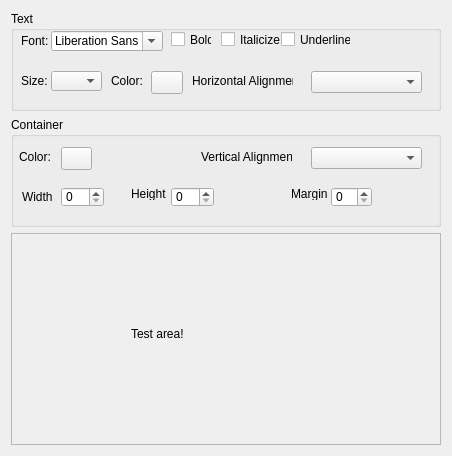
This is src/StyleSettingsWidget.ui in IDREsandbox/vsim as Qt 5 draws it before an edit. The edited form follows.
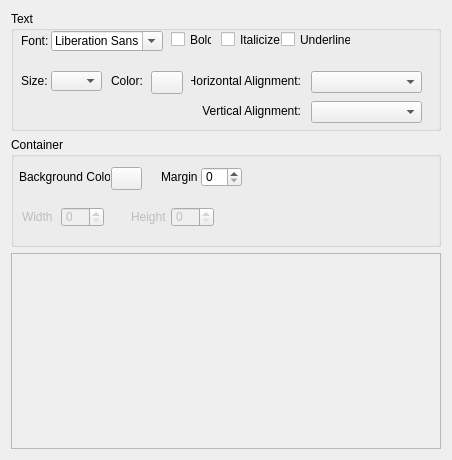
This is the edited form.

Commit message: label styles

The edit to the form file:
```diff
--- a/src/StyleSettingsWidget.ui
+++ b/src/StyleSettingsWidget.ui
@@ -7,19 +7,164 @@
     <x>0</x>
     <y>0</y>
     <width>448</width>
-    <height>456</height>
+    <height>460</height>
    </rect>
   </property>
   <property name="windowTitle">
    <string>Form</string>
   </property>
   <layout class="QGridLayout" name="gridLayout">
+   <item row="2" column="0">
+    <widget class="QFrame" name="previewFrame">
+     <property name="sizePolicy">
+      <sizepolicy hsizetype="Preferred" vsizetype="Preferred">
+       <horstretch>0</horstretch>
+       <verstretch>1</verstretch>
+      </sizepolicy>
+     </property>
+     <property name="frameShape">
+      <enum>QFrame::StyledPanel</enum>
+     </property>
+     <property name="frameShadow">
+      <enum>QFrame::Raised</enum>
+     </property>
+    </widget>
+   </item>
+   <item row="1" column="0">
+    <widget class="QGroupBox" name="bod">
+     <property name="minimumSize">
+      <size>
+       <width>430</width>
+       <height>110</height>
+      </size>
+     </property>
+     <property name="title">
+      <string>Container</string>
+     </property>
+     <widget class="QPushButton" name="colorPicker_bg">
+      <property name="geometry">
+       <rect>
+        <x>100</x>
+        <y>30</y>
+        <width>31</width>
+        <height>23</height>
+       </rect>
+      </property>
+      <property name="text">
+       <string/>
+      </property>
+     </widget>
+     <widget class="QSpinBox" name="width">
+      <property name="enabled">
+       <bool>false</bool>
+      </property>
+      <property name="geometry">
+       <rect>
+        <x>50</x>
+        <y>70</y>
+        <width>43</width>
+        <height>20</height>
+       </rect>
+      </property>
+      <property name="maximum">
+       <number>500</number>
+      </property>
+     </widget>
+     <widget class="QSpinBox" name="height">
+      <property name="enabled">
+       <bool>false</bool>
+      </property>
+      <property name="geometry">
+       <rect>
+        <x>160</x>
+        <y>70</y>
+        <width>43</width>
+        <height>20</height>
+       </rect>
+      </property>
+      <property name="maximum">
+       <number>500</number>
+      </property>
+     </widget>
+     <widget class="QSpinBox" name="margin">
+      <property name="geometry">
+       <rect>
+        <x>190</x>
+        <y>30</y>
+        <width>41</width>
+        <height>20</height>
+       </rect>
+      </property>
+      <property name="maximum">
+       <number>200</number>
+      </property>
+     </widget>
+     <widget class="QLabel" name="label_4">
+      <property name="geometry">
+       <rect>
+        <x>8</x>
+        <y>30</y>
+        <width>91</width>
+        <height>20</height>
+       </rect>
+      </property>
+      <property name="text">
+       <string>Background Color:</string>
+      </property>
+     </widget>
+     <widget class="QLabel" name="label_6">
+      <property name="enabled">
+       <bool>false</bool>
+      </property>
+      <property name="geometry">
+       <rect>
+        <x>11</x>
+        <y>70</y>
+        <width>31</width>
+        <height>20</height>
+       </rect>
+      </property>
+      <property name="text">
+       <string>Width:</string>
+      </property>
+     </widget>
+     <widget class="QLabel" name="label_7">
+      <property name="enabled">
+       <bool>false</bool>
+      </property>
+      <property name="geometry">
+       <rect>
+        <x>120</x>
+        <y>70</y>
+        <width>35</width>
+        <height>20</height>
+       </rect>
+      </property>
+      <property name="text">
+       <string>Height:</string>
+      </property>
+     </widget>
+     <widget class="QLabel" name="label_8">
+      <property name="geometry">
+       <rect>
+        <x>150</x>
+        <y>30</y>
+        <width>36</width>
+        <height>20</height>
+       </rect>
+      </property>
+      <property name="text">
+       <string>Margin:</string>
+      </property>
+     </widget>
+    </widget>
+   </item>
    <item row="0" column="0">
     <widget class="QGroupBox" name="Header1">
      <property name="minimumSize">
       <size>
        <width>430</width>
-       <height>100</height>
+       <height>120</height>
       </size>
      </property>
      <property name="title">
@@ -97,15 +242,18 @@
      <widget class="QLabel" name="label_3">
       <property name="geometry">
        <rect>
-        <x>181</x>
+        <x>180</x>
         <y>60</y>
-        <width>101</width>
+        <width>110</width>
         <height>20</height>
        </rect>
       </property>
       <property name="text">
        <string>Horizontal Alignment:</string>
       </property>
+      <property name="alignment">
+       <set>Qt::AlignRight|Qt::AlignTrailing|Qt::AlignVCenter</set>
+      </property>
      </widget>
      <widget class="QCheckBox" name="bold">
       <property name="geometry">
@@ -159,6 +307,32 @@
        <string>Size:</string>
       </property>
      </widget>
+     <widget class="QComboBox" name="valign">
+      <property name="geometry">
+       <rect>
+        <x>300</x>
+        <y>90</y>
+        <width>111</width>
+        <height>22</height>
+       </rect>
+      </property>
+     </widget>
+     <widget class="QLabel" name="label_5">
+      <property name="geometry">
+       <rect>
+        <x>180</x>
+        <y>90</y>
+        <width>110</width>
+        <height>20</height>
+       </rect>
+      </property>
+      <property name="text">
+       <string>Vertical Alignment:</string>
+      </property>
+      <property name="alignment">
+       <set>Qt::AlignRight|Qt::AlignTrailing|Qt::AlignVCenter</set>
+      </property>
+     </widget>
      <zorder>label_2</zorder>
      <zorder>fontLabel</zorder>
      <zorder>fontBox</zorder>
@@ -170,175 +344,8 @@
      <zorder>italicize</zorder>
      <zorder>underline</zorder>
      <zorder>label</zorder>
-    </widget>
-   </item>
-   <item row="2" column="0">
-    <widget class="QFrame" name="frame">
-     <property name="sizePolicy">
-      <sizepolicy hsizetype="Preferred" vsizetype="Preferred">
-       <horstretch>0</horstretch>
-       <verstretch>1</verstretch>
-      </sizepolicy>
-     </property>
-     <property name="frameShape">
-      <enum>QFrame::StyledPanel</enum>
-     </property>
-     <property name="frameShadow">
-      <enum>QFrame::Raised</enum>
-     </property>
-     <widget class="QLabel" name="prev">
-      <property name="geometry">
-       <rect>
-        <x>120</x>
-        <y>80</y>
-        <width>151</width>
-        <height>41</height>
-       </rect>
-      </property>
-      <property name="text">
-       <string>Test area!</string>
-      </property>
-     </widget>
-    </widget>
-   </item>
-   <item row="1" column="0">
-    <widget class="QGroupBox" name="bod">
-     <property name="minimumSize">
-      <size>
-       <width>430</width>
-       <height>110</height>
-      </size>
-     </property>
-     <property name="title">
-      <string>Container</string>
-     </property>
-     <widget class="QPushButton" name="colorPicker_bg">
-      <property name="geometry">
-       <rect>
-        <x>50</x>
-        <y>30</y>
-        <width>31</width>
-        <height>23</height>
-       </rect>
-      </property>
-      <property name="text">
-       <string/>
-      </property>
-     </widget>
-     <widget class="QSpinBox" name="width">
-      <property name="geometry">
-       <rect>
-        <x>50</x>
-        <y>70</y>
-        <width>43</width>
-        <height>20</height>
-       </rect>
-      </property>
-      <property name="maximum">
-       <number>500</number>
-      </property>
-     </widget>
-     <widget class="QSpinBox" name="height">
-      <property name="geometry">
-       <rect>
-        <x>160</x>
-        <y>70</y>
-        <width>43</width>
-        <height>20</height>
-       </rect>
-      </property>
-      <property name="maximum">
-       <number>500</number>
-      </property>
-     </widget>
-     <widget class="QSpinBox" name="margin">
-      <property name="geometry">
-       <rect>
-        <x>320</x>
-        <y>70</y>
-        <width>41</width>
-        <height>20</height>
-       </rect>
-      </property>
-      <property name="maximum">
-       <number>200</number>
-      </property>
-     </widget>
-     <widget class="QLabel" name="label_4">
-      <property name="geometry">
-       <rect>
-        <x>8</x>
-        <y>30</y>
-        <width>31</width>
-        <height>20</height>
-       </rect>
-      </property>
-      <property name="text">
-       <string>Color:</string>
-      </property>
-     </widget>
-     <widget class="QComboBox" name="justify_2">
-      <property name="geometry">
-       <rect>
-        <x>300</x>
-        <y>30</y>
-        <width>111</width>
-        <height>22</height>
-       </rect>
-      </property>
-     </widget>
-     <widget class="QLabel" name="label_5">
-      <property name="geometry">
-       <rect>
-        <x>190</x>
-        <y>30</y>
-        <width>91</width>
-        <height>20</height>
-       </rect>
-      </property>
-      <property name="text">
-       <string>Vertical Alignment:</string>
-      </property>
-     </widget>
-     <widget class="QLabel" name="label_6">
-      <property name="geometry">
-       <rect>
-        <x>11</x>
-        <y>70</y>
-        <width>31</width>
-        <height>20</height>
-       </rect>
-      </property>
-      <property name="text">
-       <string>Width:</string>
-      </property>
-     </widget>
-     <widget class="QLabel" name="label_7">
-      <property name="geometry">
-       <rect>
-        <x>120</x>
-        <y>70</y>
-        <width>35</width>
-        <height>13</height>
-       </rect>
-      </property>
-      <property name="text">
-       <string>Height:</string>
-      </property>
-     </widget>
-     <widget class="QLabel" name="label_8">
-      <property name="geometry">
-       <rect>
-        <x>280</x>
-        <y>70</y>
-        <width>36</width>
-        <height>13</height>
-       </rect>
-      </property>
-      <property name="text">
-       <string>Margin:</string>
-      </property>
-     </widget>
+     <zorder>valign</zorder>
+     <zorder>label_5</zorder>
     </widget>
    </item>
   </layout>
```
Left out of the diff: 4 changed lines with no effect on the pictures. The commit also changes 26 other files.
